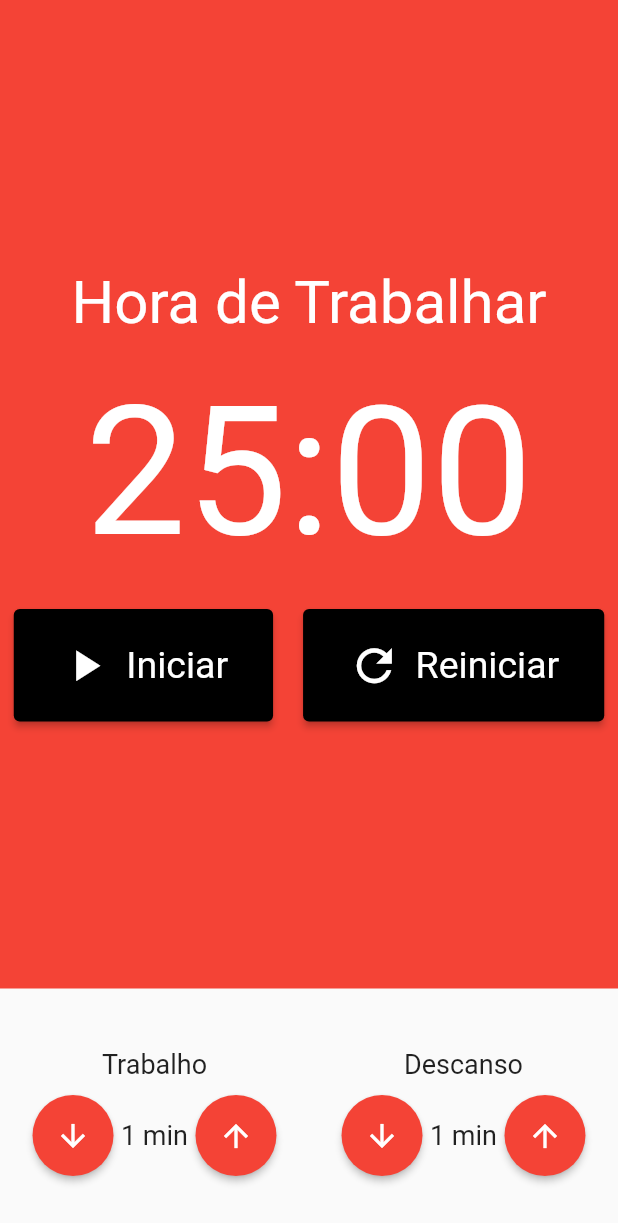
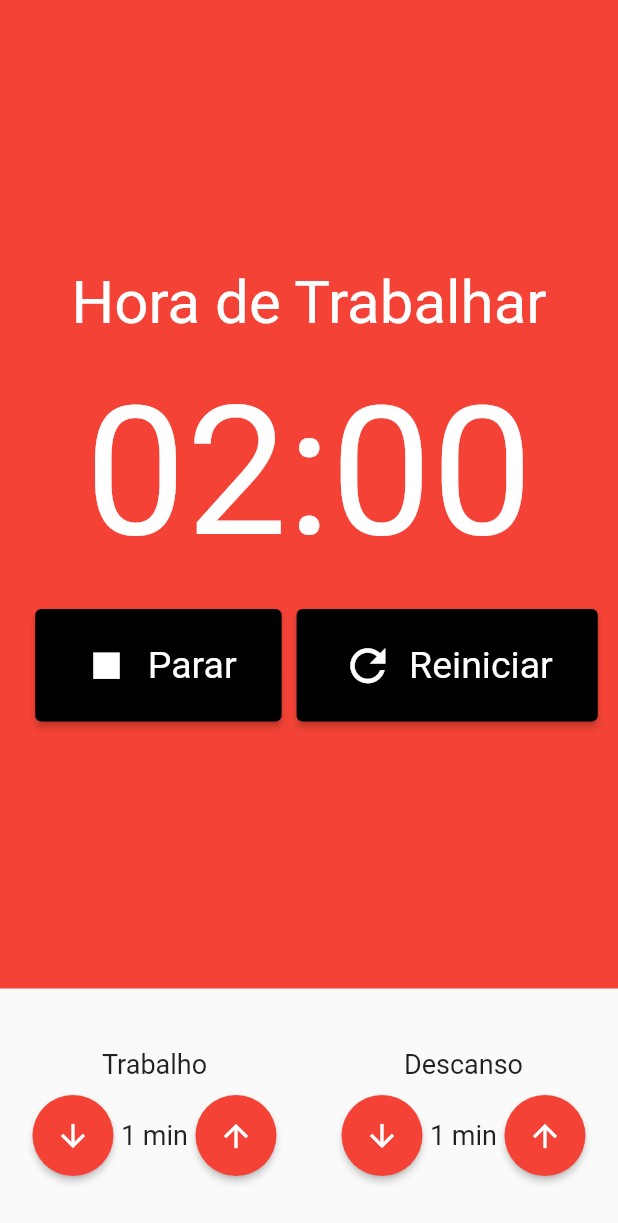
Before and after one commit to aron-alvarenga/Pomodoro-App-Flutter, a Flutter app: the screen it shows after launch, after a tap on "Iniciar", on a phone screen of 412 x 824 dp. Shown: the top 1223 px of the screen. Run offline on Flutter 3.47's test engine with Material 2 defaults, Android fonts, the light colour scheme and no system bars; our stand-ins replace flutter_mobx, mobx; generated files the repository leaves out were written again.

Commit message:
Pomodoro Store #02

```diff
--- a/lib/components/Cronometro.dart
+++ b/lib/components/Cronometro.dart
@@ -1,11 +1,16 @@
 import 'package:flutter/material.dart';
+import 'package:flutter_mobx/flutter_mobx.dart';
 import 'package:pomodoro/components/CronometroBotao.dart';
+import 'package:provider/provider.dart';
+import '../store/pomodoro.store.dart';
 
 class Cronometro extends StatelessWidget {
   const Cronometro({Key? key}) : super(key: key);
 
   @override
   Widget build(BuildContext context) {
+    final store = Provider.of<PomodoroStore>(context);
+
     return Container(
       color: Colors.red,
       child: Column(
@@ -22,7 +27,7 @@ class Cronometro extends StatelessWidget {
             height: 20,
           ),
           Text(
-            '25:00',
+            '${store.minutos.toString().padLeft(2, '0')}:${store.segundos.toString().padLeft(2, '0')}',
             style: TextStyle(
               fontSize: 120.0,
               color: Colors.white,
@@ -31,31 +36,38 @@ class Cronometro extends StatelessWidget {
           SizedBox(
             height: 20,
           ),
-          Row(
+          Observer(
+            builder: (_) => Row(
               mainAxisAlignment: MainAxisAlignment.center,
               children: [
+                if (!store.iniciado)
                   Padding(
                     padding: const EdgeInsets.only(right: 10.0),
                     child: CronometroBotao(
                       texto: 'Iniciar',
                       icone: Icons.play_arrow,
+                      click: store.iniciar,
                     ),
                   ),
-              // Padding(
-              //   padding: const EdgeInsets.all(10.0),
-              //   child: CronometroBotao(
-              //     texto: 'Parar',
-              //     icone: Icons.stop,
-              //   ),
-              // ),
+                if (store.iniciado)
+                  Padding(
+                    padding: const EdgeInsets.only(left: 10.0),
+                    child: CronometroBotao(
+                      texto: 'Parar',
+                      icone: Icons.stop,
+                      click: store.parar,
+                    ),
+                  ),
                 Padding(
                   padding: const EdgeInsets.only(left: 10.0),
                   child: CronometroBotao(
                     texto: 'Reiniciar',
                     icone: Icons.refresh,
+                    click: store.reiniciar,
                   ),
                 ),
               ],
+            ),
           ),
         ],
       ),
--- a/lib/components/CronometroBotao.dart
+++ b/lib/components/CronometroBotao.dart
@@ -3,11 +3,13 @@ import 'package:flutter/material.dart';
 class CronometroBotao extends StatelessWidget {
   final String texto;
   final IconData icone;
+  final void Function()? click;
 
   const CronometroBotao({
     Key? key,
     required this.texto,
     required this.icone,
+    this.click,
   }) : super(key: key);
 
   @override
@@ -23,7 +25,7 @@ class CronometroBotao extends StatelessWidget {
           fontSize: 25,
         ),
       ),
-      onPressed: () {},
+      onPressed: click,
       child: Row(
         children: [
           Padding(
```
Also changed, not shown: lib/store/pomodoro.store.dart (+24 -0 lines), 1 other file. Lines whose indentation alone changed are shown as unchanged.
